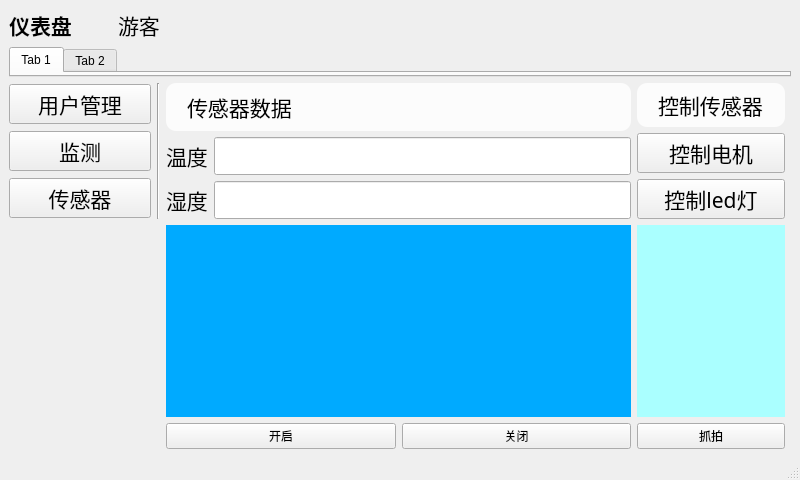
Above: mainwin.ui from JinJieBeWater/oceanSystem before the change. Below: the same form after it.
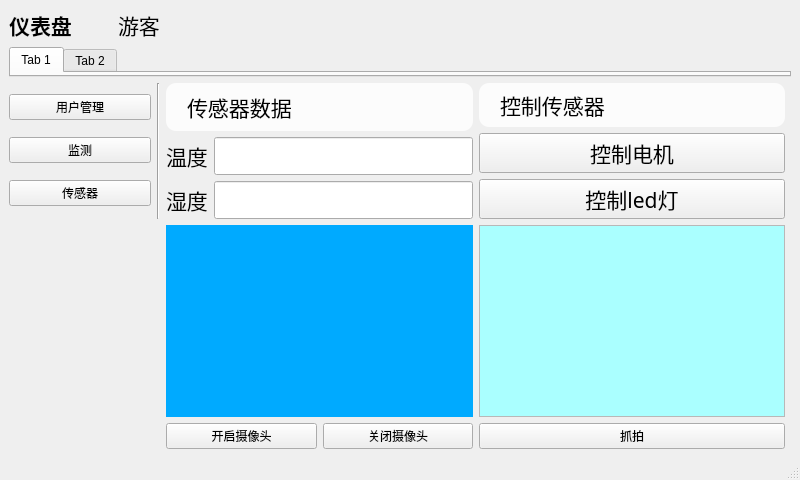
That is the form after the change.

Commit message: ✨ feat(ui): 添加摄像头功能，优化用户界面和交互

Patch:
```diff
--- a/mainwin.ui
+++ b/mainwin.ui
@@ -104,39 +104,21 @@
     <item row="2" column="0">
      <layout class="QVBoxLayout" name="nav">
       <item>
-       <widget class="QPushButton" name="userManageNav">
-        <property name="font">
-         <font>
-          <family>隶书</family>
-          <pointsize>16</pointsize>
-         </font>
-        </property>
+       <widget class="QPushButton" name="userManageButton">
         <property name="text">
          <string>用户管理</string>
         </property>
        </widget>
       </item>
       <item>
-       <widget class="QPushButton" name="monitorNav">
-        <property name="font">
-         <font>
-          <family>隶书</family>
-          <pointsize>16</pointsize>
-         </font>
-        </property>
+       <widget class="QPushButton" name="monitorButton">
         <property name="text">
          <string>监测</string>
         </property>
        </widget>
       </item>
       <item>
-       <widget class="QPushButton" name="pushButton_4">
-        <property name="font">
-         <font>
-          <family>隶书</family>
-          <pointsize>16</pointsize>
-         </font>
-        </property>
+       <widget class="QPushButton" name="sensorButton">
         <property name="text">
          <string>传感器</string>
         </property>
@@ -170,8 +152,8 @@
        </widget>
       </item>
       <item>
-       <layout class="QGridLayout" name="gridLayout_2">
-        <item row="0" column="1">
+       <layout class="QHBoxLayout" name="horizontalLayout_4">
+        <item>
          <widget class="QLabel" name="label_3">
           <property name="font">
            <font>
@@ -184,7 +166,7 @@
           </property>
          </widget>
         </item>
-        <item row="0" column="2">
+        <item>
          <widget class="QLineEdit" name="lineEdit">
           <property name="sizePolicy">
            <sizepolicy hsizetype="Expanding" vsizetype="Fixed">
@@ -306,14 +288,14 @@
         <item>
          <widget class="QPushButton" name="pushButton_3">
           <property name="text">
-           <string>开启</string>
+           <string>开启摄像头</string>
           </property>
          </widget>
         </item>
         <item>
          <widget class="QPushButton" name="pushButton_5">
           <property name="text">
-           <string>关闭</string>
+           <string>关闭摄像头</string>
           </property>
          </widget>
         </item>
@@ -324,16 +306,25 @@
     <item row="3" column="3">
      <layout class="QVBoxLayout" name="verticalLayout_2">
       <item>
-       <widget class="QWidget" name="widget_3" native="true">
-        <property name="sizePolicy">
-         <sizepolicy hsizetype="Preferred" vsizetype="Expanding">
-          <horstretch>0</horstretch>
-          <verstretch>0</verstretch>
-         </sizepolicy>
+       <widget class="QScrollArea" name="snapShotScrollArea">
+        <property name="horizontalScrollBarPolicy">
+         <enum>Qt::ScrollBarAsNeeded</enum>
         </property>
-        <property name="styleSheet">
-         <string notr="true">background-color: rgb(170, 255, 255);</string>
+        <property name="widgetResizable">
+         <bool>true</bool>
         </property>
+        <widget class="QWidget" name="snapShotArea">
+         <property name="sizePolicy">
+          <sizepolicy hsizetype="Expanding" vsizetype="Expanding">
+           <horstretch>0</horstretch>
+           <verstretch>0</verstretch>
+          </sizepolicy>
+         </property>
+         <property name="styleSheet">
+          <string notr="true">background-color: rgb(170, 255, 255);</string>
+         </property>
+         <layout class="QVBoxLayout" name="snapImageLayout"/>
+        </widget>
        </widget>
       </item>
       <item>
```
Left out of the diff: 16 changed lines with no effect on the pictures. The commit also changes 4 other files.
